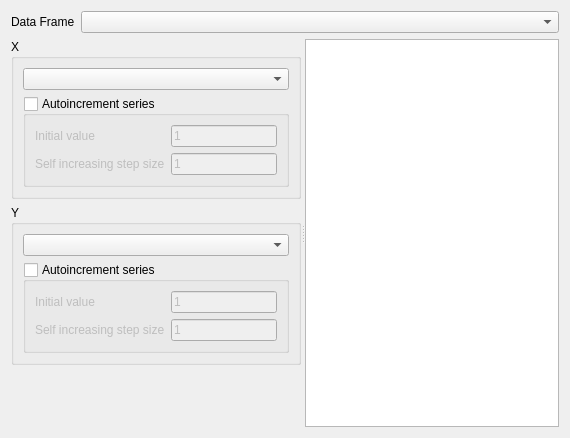
Old version of the form src/DAGui/DAChartAddXYSeriesWidget.ui in the repository czyt1988/data-workbench.
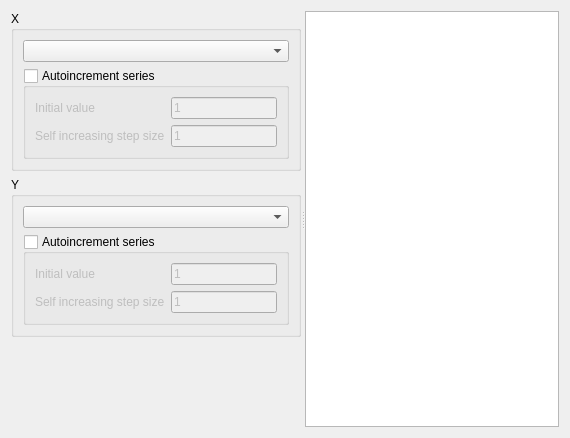
New version of the form. Custom widgets are drawn as their Qt base class.

What changed in the file:
```diff
--- a/src/DAGui/DAChartAddXYSeriesWidget.ui
+++ b/src/DAGui/DAChartAddXYSeriesWidget.ui
@@ -14,33 +14,6 @@
    <string>Add XY Series</string>
   </property>
   <layout class="QVBoxLayout" name="verticalLayout_4">
-   <item>
-    <layout class="QHBoxLayout" name="horizontalLayout_3">
-     <item>
-      <widget class="QLabel" name="label">
-       <property name="sizePolicy">
-        <sizepolicy hsizetype="Preferred" vsizetype="Maximum">
-         <horstretch>0</horstretch>
-         <verstretch>0</verstretch>
-        </sizepolicy>
-       </property>
-       <property name="text">
-        <string>Data Frame</string>
-       </property>
-      </widget>
-     </item>
-     <item>
-      <widget class="QComboBox" name="comboBoxDataFrame">
-       <property name="sizePolicy">
-        <sizepolicy hsizetype="Expanding" vsizetype="Fixed">
-         <horstretch>0</horstretch>
-         <verstretch>0</verstretch>
-        </sizepolicy>
-       </property>
-      </widget>
-     </item>
-    </layout>
-   </item>
    <item>
     <widget class="QSplitter" name="splitter">
      <property name="sizePolicy">
```
